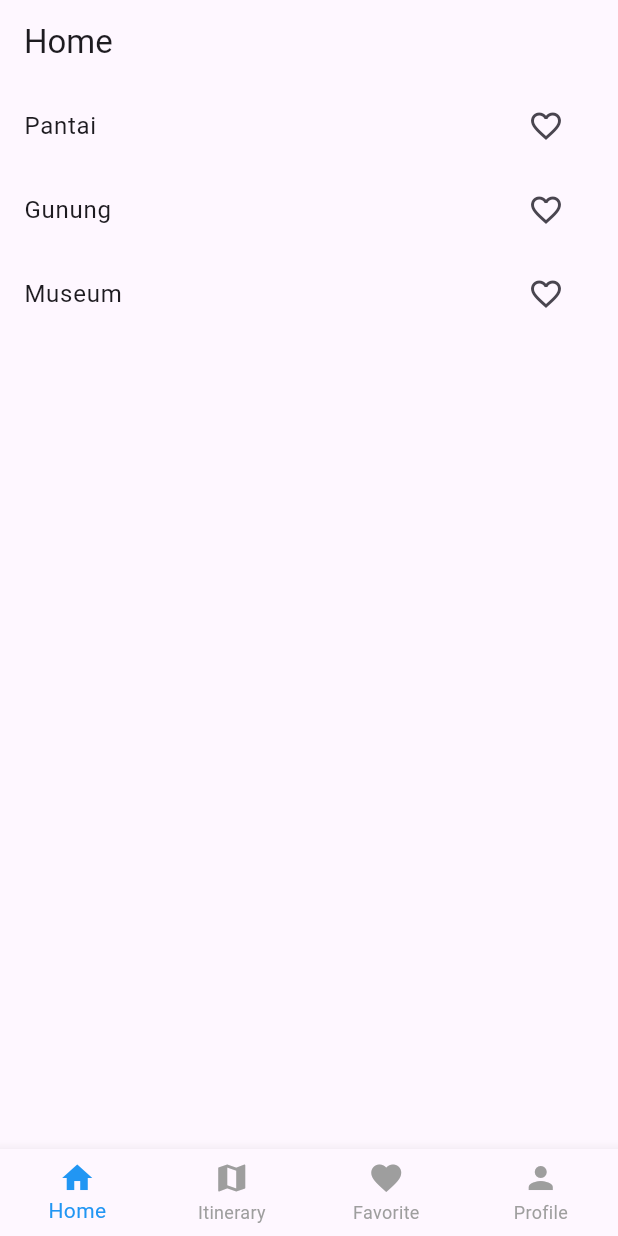
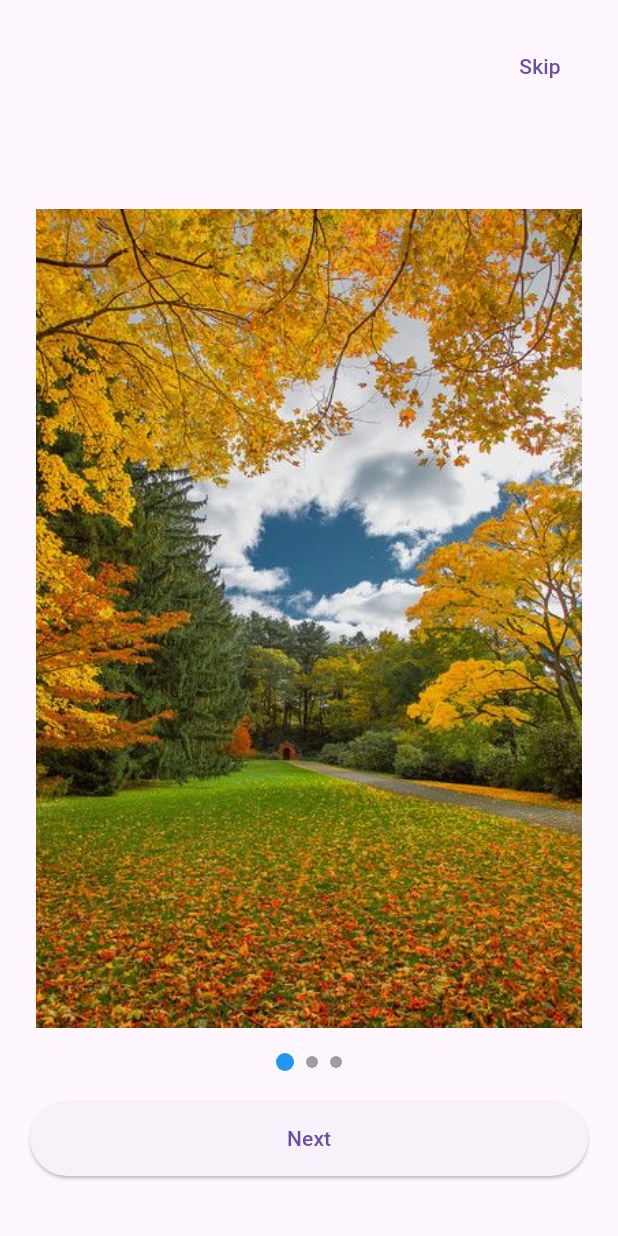
Before and after one commit to BEKUP-CAPSTONE/Traveljoy, a Flutter app: the screen it shows after launch, on a phone screen of 412 x 824 dp. Run offline on Flutter 3.47's test engine with Material 3 defaults, Android fonts, the phone set to English and light mode, and no system bars; our stand-ins replace go_router, google_sign_in, shared_preferences, supabase_flutter; accounts and stored records are empty; statements that could not run were skipped.

Commit message:
add onboarding

```diff
--- a/lib/core/router.dart
+++ b/lib/core/router.dart
@@ -1,17 +1,47 @@
 import 'package:flutter/material.dart';
 import 'package:go_router/go_router.dart';
+import 'package:traveljoy/providers/auth_provider.dart';
+import 'package:traveljoy/providers/onboarding_provider.dart';
+import 'package:traveljoy/screens/auth/login_screen.dart';
+import 'package:traveljoy/screens/auth/register_screen.dart';
+import 'package:traveljoy/screens/onboarding/onboarding_screen.dart';
 
 import '../screens/main_navigation.dart';
 import '../screens/home/detail_wisata_screen.dart';
 import '../screens/itinerary/itinerary_result_screen.dart';
 import '../screens/itinerary/itinerary_history_screen.dart';
 
-final GoRouter appRouter = GoRouter(
-  routes: [
-    GoRoute(
-      path: '/',
-      builder: (context, state) => const MainNavigation(),
-    ),
+class AppRouter {
+  static GoRouter createRouter(AuthProvider authProvider, OnboardingProvider onboardingProvider) {
+    return GoRouter(
+      initialLocation: '/',
+      refreshListenable: Listenable.merge([authProvider, onboardingProvider]),
+      routes: [
+        GoRoute(path: '/', builder: (context, state) => const MainNavigation()),
+        GoRoute(path: '/onboarding', builder: (context, state) => const OnboardingScreen()),
+        GoRoute(path: '/login', builder: (context, state) => const LoginScreen()),
+        GoRoute(path: '/register', builder: (context, state) => const RegisterScreen()),
+      ],
+      redirect: (context, state) {
+        final loggedIn = authProvider.isLoggedIn;
+        final hasSeenOnboarding = onboardingProvider.hasSeenOnboarding;
+        final loggingIn = state.matchedLocation == '/login' || state.matchedLocation == '/register';
+        final onboarding = state.matchedLocation == '/onboarding';
+
+        if (!hasSeenOnboarding && !onboarding) {
+          return '/onboarding';
+        }
+        if (!loggedIn && !loggingIn && hasSeenOnboarding) {
+          return '/onboarding';
+        }
+        if (loggedIn && loggingIn) {
+          return '/';
+        }
+        return null;
+      },
+    );
+  }
+}
 
     // GoRoute(
     //   path: '/detail-wisata',
@@ -27,5 +57,3 @@ final GoRouter appRouter = GoRouter(
     //   path: '/itinerary-history',
     //   builder: (context, state) => const ItineraryHistoryScreen(),
     // ),
-  ],
-);
--- a/lib/main.dart
+++ b/lib/main.dart
@@ -1,8 +1,9 @@
 import 'package:flutter/material.dart';
 import 'package:supabase_flutter/supabase_flutter.dart';
 import 'package:provider/provider.dart';
+import 'package:traveljoy/providers/auth_provider.dart';
+import 'package:traveljoy/providers/onboarding_provider.dart';
 import 'core/router.dart';
-import 'providers/auth_provider.dart';
 import 'providers/wisata_provider.dart';
 import 'providers/itinerary_provider.dart';
 import 'providers/favorite_provider.dart';
@@ -11,11 +12,20 @@ import 'core/constants/secrets.dart';
 
 Future<void> main() async {
   WidgetsFlutterBinding.ensureInitialized();
+  await Secrets.load();
+  // print('🔗 Supabase URL: ${Secrets.supabaseUrl}');
+  // print('🔑 Supabase Anon Key: ${Secrets.supabaseAnonKey.substring(0, 10)}...');
 
-  // await Supabase.initialize(
-  //   url: Secrets.supabaseUrl,
-  //   anonKey: Secrets.supabaseAnonKey,
-  // );
+  await Supabase.initialize(
+    url: Secrets.supabaseUrl,
+    anonKey: Secrets.supabaseAnonKey,
+  );
+  // try {
+  //   final res = await Supabase.instance.client.from('wisata').select('*').limit(1);
+  //   print('✅ Tes koneksi sukses: $res');
+  // } catch (e) {
+  //   print('❌ Tes koneksi gagal: $e');
+  // }
 
   runApp(const MyApp());
 }
@@ -32,10 +42,18 @@ class MyApp extends StatelessWidget {
         ChangeNotifierProvider(create: (_) => ItineraryProvider()),
         ChangeNotifierProvider(create: (_) => FavoriteProvider()),
         ChangeNotifierProvider(create: (_) => ProfileProvider()),
+        ChangeNotifierProvider(create: (_) => OnboardingProvider()),
+
       ],
-      child: MaterialApp.router(
-        debugShowCheckedModeBanner: false,
-        routerConfig: appRouter,
+      child: Consumer<AuthProvider>(
+        builder: (context, authProvider, _) {
+          final router = AppRouter.createRouter(authProvider, context.read<OnboardingProvider>());
+
+          return MaterialApp.router(
+            debugShowCheckedModeBanner: false,
+            routerConfig: router,
+          );
+        },
       ),
     );
   }
--- /dev/null
+++ b/lib/providers/onboarding_provider.dart
@@ -0,0 +1,24 @@
+import 'package:flutter/foundation.dart';
+import 'package:shared_preferences/shared_preferences.dart';
+
+class OnboardingProvider extends ChangeNotifier {
+  bool _hasSeenOnboarding = false;
+  bool get hasSeenOnboarding => _hasSeenOnboarding;
+
+  OnboardingProvider() {
+    _loadStatus();
+  }
+
+  Future<void> _loadStatus() async {
+    final prefs = await SharedPreferences.getInstance();
+    _hasSeenOnboarding = prefs.getBool('has_seen_onboarding') ?? false;
+    notifyListeners();
+  }
+
+  Future<void> completeOnboarding() async {
+    final prefs = await SharedPreferences.getInstance();
+    await prefs.setBool('has_seen_onboarding', true);
+    _hasSeenOnboarding = true;
+    notifyListeners();
+  }
+}
--- a/lib/screens/onboarding/onboarding_screen.dart
+++ b/lib/screens/onboarding/onboarding_screen.dart
@@ -0,0 +1,102 @@
+import 'package:flutter/material.dart';
+import 'package:provider/provider.dart';
+import 'package:go_router/go_router.dart';
+import 'package:traveljoy/providers/onboarding_provider.dart';
+class OnboardingScreen extends StatefulWidget {
+  const OnboardingScreen({super.key});
+
+  @override
+  State<OnboardingScreen> createState() => _OnboardingScreenState();
+}
+
+class _OnboardingScreenState extends State<OnboardingScreen> {
+  final PageController _controller = PageController();
+  int _currentIndex = 0;
+
+  final List<String> _images = [
+    'assets/images/onboarding1.jpg',
+    'assets/images/onboarding2.jpg',
+    'assets/images/onboarding3.jpg',
+  ];
+
+  void _nextPage() {
+    if (_currentIndex < _images.length - 1) {
+      _controller.nextPage(duration: const Duration(milliseconds: 300), curve: Curves.easeInOut);
+    } else {
+      _finishOnboarding();
+    }
+  }
+
+  void _finishOnboarding() async {
+    await context.read<OnboardingProvider>().completeOnboarding();
+    context.go('/login');
+  }
+
+  @override
+  Widget build(BuildContext context) {
+    final isLast = _currentIndex == _images.length - 1;
+
+    return Scaffold(
+      body: SafeArea(
+        child: Stack(
+          children: [
+            PageView.builder(
+              controller: _controller,
+              itemCount: _images.length,
+              onPageChanged: (index) => setState(() => _currentIndex = index),
+              itemBuilder: (context, index) {
+                return Center(
+                  child: Padding(
+                    padding: const EdgeInsets.all(24.0),
+                    child: Image.asset(_images[index], fit: BoxFit.contain),
+                  ),
+                );
+              },
+            ),
+            Positioned(
+              top: 20,
+              right: 20,
+              child: TextButton(
+                onPressed: _finishOnboarding,
+                child: const Text("Skip"),
+              ),
+            ),
+            Positioned(
+              bottom: 40,
+              left: 20,
+              right: 20,
+              child: Column(
+                mainAxisSize: MainAxisSize.min,
+                children: [
+                  Row(
+                    mainAxisAlignment: MainAxisAlignment.center,
+                    children: List.generate(_images.length, (index) {
+                      return AnimatedContainer(
+                        duration: const Duration(milliseconds: 200),
+                        margin: const EdgeInsets.symmetric(horizontal: 4),
+                        width: _currentIndex == index ? 12 : 8,
+                        height: _currentIndex == index ? 12 : 8,
+                        decoration: BoxDecoration(
+                          color: _currentIndex == index ? Colors.blue : Colors.grey,
+                          shape: BoxShape.circle,
+                        ),
+                      );
+                    }),
+                  ),
+                  const SizedBox(height: 20),
+                  ElevatedButton(
+                    onPressed: _nextPage,
+                    style: ElevatedButton.styleFrom(
+                      minimumSize: const Size(double.infinity, 50),
+                    ),
+                    child: Text(isLast ? "Login" : "Next"),
+                  ),
+                ],
+              ),
+            ),
+          ],
+        ),
+      ),
+    );
+  }
+}
--- a/pubspec.yaml
+++ b/pubspec.yaml
@@ -37,6 +37,7 @@ dependencies:
   supabase_flutter: ^2.10.1
   provider: ^6.1.5+1
   go_router: ^16.2.4
+  google_sign_in: ^7.2.0
 
 dev_dependencies:
   flutter_test:
@@ -63,7 +64,9 @@ flutter:
   # To add assets to your application, add an assets section, like this:
   assets:
     - assets/secrets.json
-  #   - images/a_dot_ham.jpeg
+    - assets/images/onboarding1.jpg
+    - assets/images/onboarding2.jpg
+    - assets/images/onboarding3.jpg
 
   # An image asset can refer to one or more resolution-specific "variants", see
   # https://flutter.dev/to/resolution-aware-images
```
Also changed, not shown: lib/providers/auth_provider.dart (+155 -18 lines), lib/screens/auth/login_screen.dart (+89 -0 lines), lib/screens/auth/register_screen.dart (+83 -0 lines), lib/screens/profile/profile_screen.dart (+9 -6 lines), assets/images/onboarding1.jpg (added), assets/images/onboarding2.jpg (added), assets/images/onboarding3.jpg (added), firebase.json (added), 2 other files.
